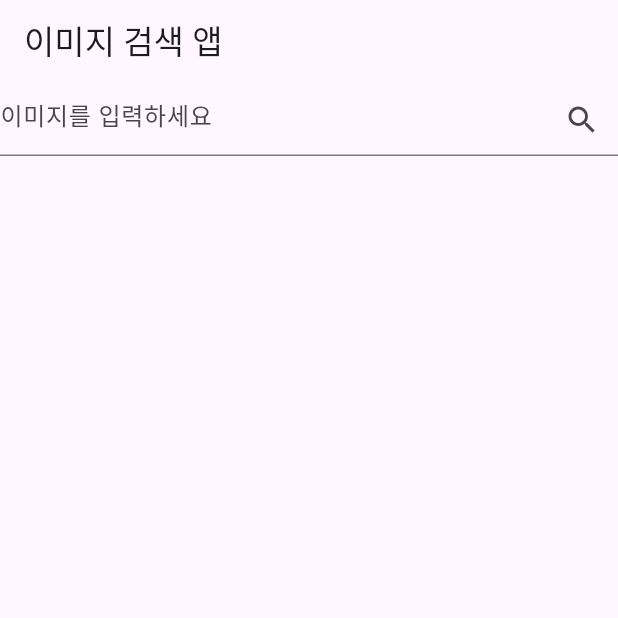
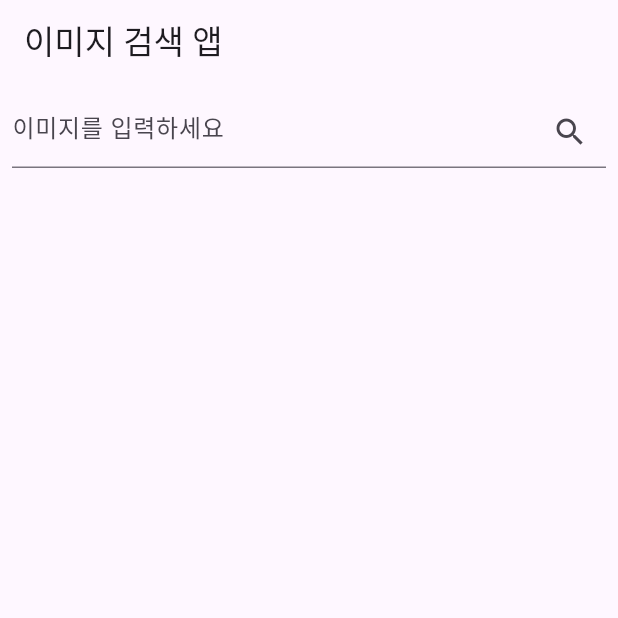
Before and after one commit to yeondooo/image_search_4day, a Flutter app: the screen it shows after launch, on a phone screen of 412 x 824 dp, the top half of it. Run offline on Flutter 3.47's test engine with Material 2 defaults, Android fonts, the phone set to English and light mode, and no system bars; our stand-ins replace freezed_annotation, go_router; generated files the repository leaves out were written again.

Commit message:
fix: main screen ui 수정 => 조회수 안내 문구 추가

```diff
--- a/lib/main.dart
+++ b/lib/main.dart
@@ -12,6 +12,7 @@ class MyApp extends StatelessWidget {
   @override
   Widget build(BuildContext context) {
     return MaterialApp.router(
+      debugShowCheckedModeBanner: false,
       routerConfig: router,
       title: 'Flutter Demo',
       theme: ThemeData(
--- a/lib/presentation/main/main_screen.dart
+++ b/lib/presentation/main/main_screen.dart
@@ -28,7 +28,10 @@ class _MainScreenState extends State<MainScreen> {
       appBar: AppBar(
         title: const Text('이미지 검색 앱'),
       ),
-      body: Column(
+      body: SafeArea(
+        child: Padding(
+          padding: const EdgeInsets.all(8.0),
+          child: Column(
             children: [
               TextField(
                 controller: controller,
@@ -42,13 +45,18 @@ class _MainScreenState extends State<MainScreen> {
                   ),
                 ),
               ),
+              if (state.photos.isNotEmpty)
+                Padding(
+                  padding: const EdgeInsets.symmetric(vertical: 8.0),
+                  child: Text('＇${controller.text}＇의 검색 결과중 조회수가 높은 이미지 5건'),
+                ),
               Expanded(
                 child: GridView.builder(
                   shrinkWrap: true,
                   gridDelegate: const SliverGridDelegateWithFixedCrossAxisCount(
                     crossAxisCount: 2,
-                mainAxisSpacing: 4,
-                crossAxisSpacing: 4,
+                    mainAxisSpacing: 8,
+                    crossAxisSpacing: 8,
                   ),
                   itemCount: state.photos.length,
                   itemBuilder: (context, index) {
@@ -70,6 +78,8 @@ class _MainScreenState extends State<MainScreen> {
               )
             ],
           ),
+        ),
+      ),
     );
   }
 }
```
Also changed, not shown: lib/presentation/detail/detail_screen.dart (+15 -7 lines). Lines whose indentation alone changed are shown as unchanged.
